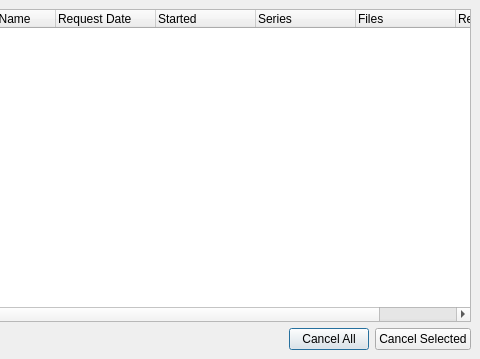
This is starviewer/src/inputoutput/qoperationstatescreenbase.ui in starviewer-medical/starviewer as Qt 5 draws it before an edit; both pictures show x 454 to 934 and y 0 to 359 of the 934 by 359 pixel window. The edited form follows.
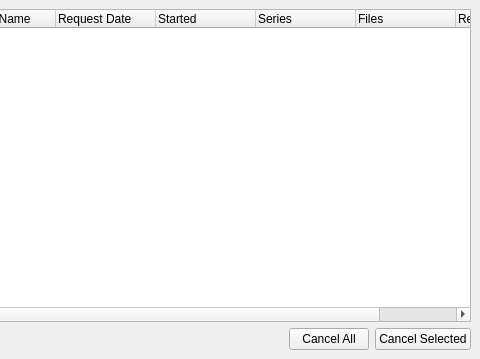
This is the edited form. Icons and pictures are not drawn.

Commit message:
ENH: Convert QOperationStateScreen to singleton. #2734
It has also been changed from QDialog to QWidget because otherwise, with
the change to singleton, thus having no parent, it appeared on top of
all Starviewer windows.

Diff of the .ui file:
```diff
--- a/starviewer/src/inputoutput/qoperationstatescreenbase.ui
+++ b/starviewer/src/inputoutput/qoperationstatescreenbase.ui
@@ -1,7 +1,7 @@
 <?xml version="1.0" encoding="UTF-8"?>
 <ui version="4.0">
  <class>udg::QOperationStateScreenBase</class>
- <widget class="QDialog" name="udg::QOperationStateScreenBase">
+ <widget class="QWidget" name="udg::QOperationStateScreenBase">
   <property name="geometry">
    <rect>
     <x>0</x>
```
The commit also changes 4 other files.
